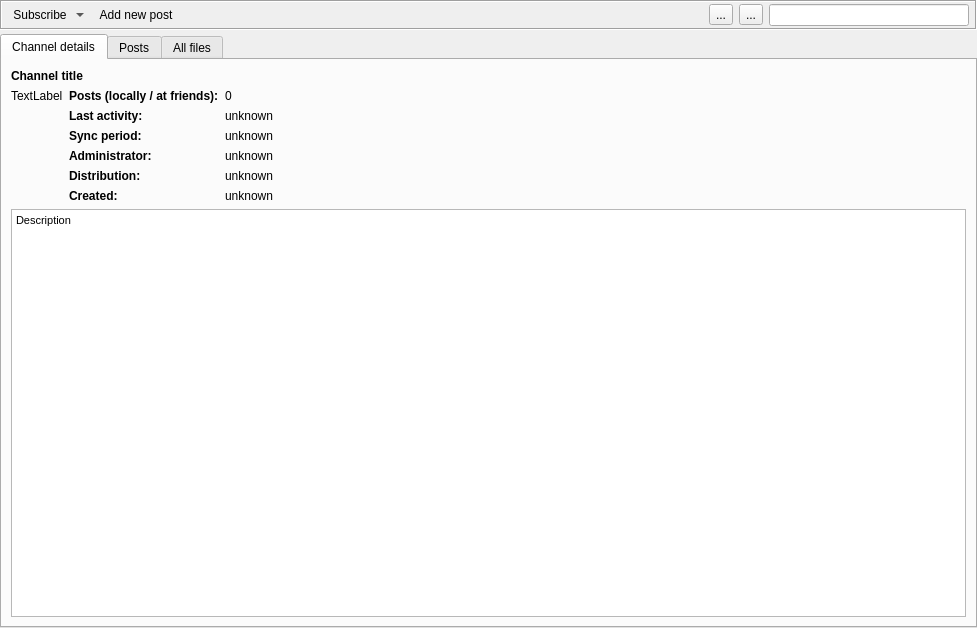
The window that retroshare-gui/src/gui/gxschannels/GxsChannelPostsWidgetWithModel.ui (RetroShare/RetroShare) describes before a commit, drawn with Qt 5.
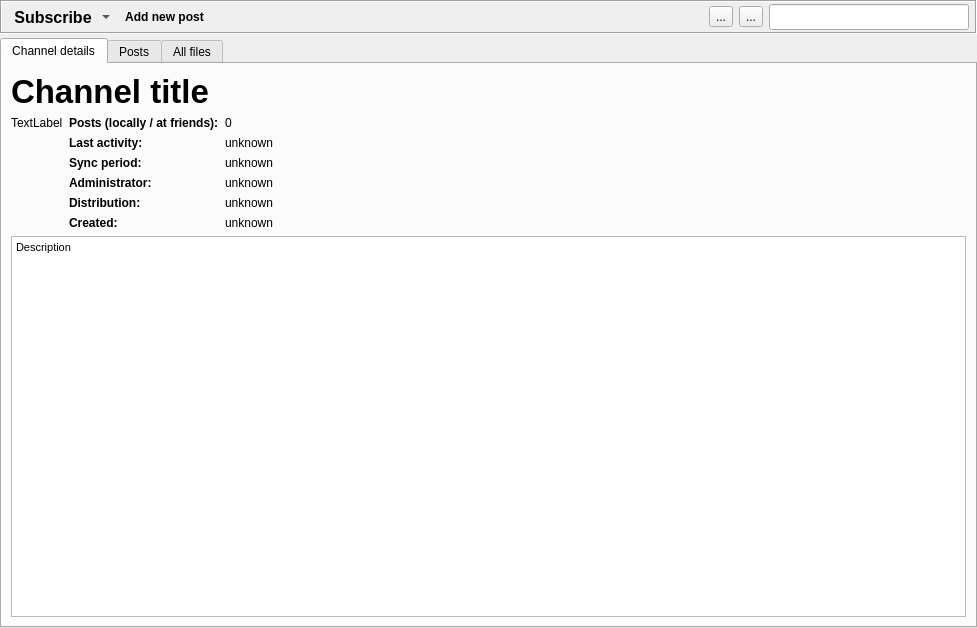
The same window after the commit. The open tabs and pages were chosen to show the change. Icons and pictures are not drawn. Custom widgets are drawn as their Qt base class.

Commit message:
StyleSheet Rewrite
Use QDarkStyle to make Standard_Dark.qss and Standard_Light.qss
Use Widget name to stylize them.

What changed in the file:
```diff
--- a/retroshare-gui/src/gui/gxschannels/GxsChannelPostsWidgetWithModel.ui
+++ b/retroshare-gui/src/gui/gxschannels/GxsChannelPostsWidgetWithModel.ui
@@ -55,6 +55,13 @@
           <verstretch>0</verstretch>
          </sizepolicy>
         </property>
+        <property name="font">
+         <font>
+          <pointsize>12</pointsize>
+          <weight>75</weight>
+          <bold>true</bold>
+         </font>
+        </property>
         <property name="text">
          <string notr="true">Subscribe</string>
         </property>
@@ -77,6 +84,12 @@
       </item>
       <item>
        <widget class="QToolButton" name="postButton">
+        <property name="font">
+         <font>
+          <weight>75</weight>
+          <bold>true</bold>
+         </font>
+        </property>
         <property name="focusPolicy">
          <enum>Qt::NoFocus</enum>
         </property>
@@ -189,12 +202,12 @@
       </attribute>
       <layout class="QVBoxLayout" name="verticalLayout">
        <item>
-        <widget class="StyledElidedLabel" name="channelName_LB">
+        <widget class="ElidedLabel" name="channelName_LB">
          <property name="font">
           <font>
+           <pointsize>25</pointsize>
            <weight>75</weight>
            <bold>true</bold>
-           <strikeout>false</strikeout>
           </font>
          </property>
          <property name="text">
@@ -389,7 +402,7 @@
           <string notr="true">&lt;!DOCTYPE HTML PUBLIC &quot;-//W3C//DTD HTML 4.0//EN&quot; &quot;http://www.w3.org/TR/REC-html40/strict.dtd&quot;&gt;
 &lt;html&gt;&lt;head&gt;&lt;meta name=&quot;qrichtext&quot; content=&quot;1&quot; /&gt;&lt;style type=&quot;text/css&quot;&gt;
 p, li { white-space: pre-wrap; }
-&lt;/style&gt;&lt;/head&gt;&lt;body style=&quot; font-family:'Ubuntu'; font-size:11pt; font-weight:400; font-style:normal;&quot;&gt;
+&lt;/style&gt;&lt;/head&gt;&lt;body style=&quot; font-family:'Sans Serif'; font-size:9pt; font-weight:400; font-style:normal;&quot;&gt;
 &lt;p style=&quot; margin-top:0px; margin-bottom:0px; margin-left:0px; margin-right:0px; -qt-block-indent:0; text-indent:0px;&quot;&gt;&lt;span style=&quot; font-family:'MS Shell Dlg 2'; font-size:8pt;&quot;&gt;Description&lt;/span&gt;&lt;/p&gt;&lt;/body&gt;&lt;/html&gt;</string>
          </property>
          <property name="textInteractionFlags">
@@ -649,6 +662,12 @@
    <extends>QLabel</extends>
    <header>gui/gxs/GxsIdLabel.h</header>
   </customwidget>
+  <customwidget>
+   <class>ElidedLabel</class>
+   <extends>QLabel</extends>
+   <header>gui/common/ElidedLabel.h</header>
+   <container>1</container>
+  </customwidget>
   <customwidget>
    <class>SubscribeToolButton</class>
    <extends>QToolButton</extends>
@@ -666,11 +685,6 @@
    <header>gui/gxs/GxsCommentDialog.h</header>
    <container>1</container>
   </customwidget>
-  <customwidget>
-   <class>StyledElidedLabel</class>
-   <extends>QLabel</extends>
-   <header>gui/common/StyledElidedLabel.h</header>
-  </customwidget>
  </customwidgets>
  <resources>
   <include location="../icons.qrc"/>
```
The commit also changes 775 other files.
